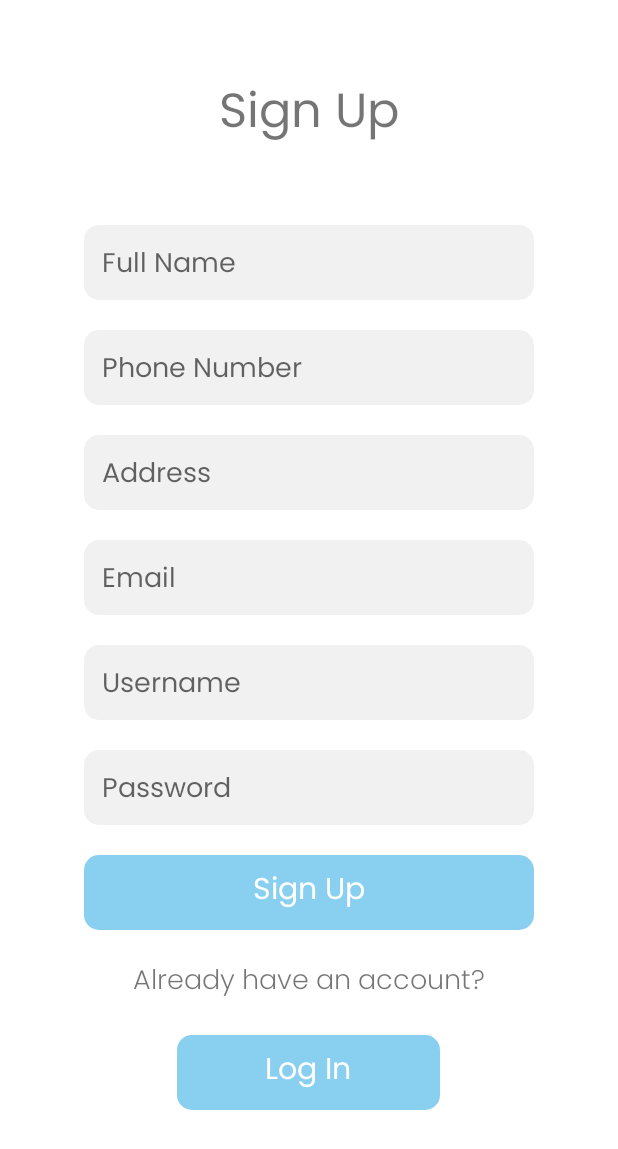
After one commit to JamilAwada/HandMeDown, an Android app: the SignUpActivity screen opened directly, with no data from a screen before it, on a phone screen of 412 x 824 dp. The commit adds this screen. Shown: the top 1149 px of the screen. Run offline under Robolectric (Android 15) with nearby library versions, the phone set to English and light mode, and no system bars.

Commit message:
added sign up page

```diff
--- a/app/src/main/AndroidManifest.xml
+++ b/app/src/main/AndroidManifest.xml
@@ -9,6 +9,9 @@
         android:roundIcon="@mipmap/ic_launcher_round"
         android:supportsRtl="true"
         android:theme="@style/Theme.HandMeDown">
+        <activity
+            android:name=".SignUpActivity"
+            android:exported="false" />
         <activity
             android:name=".LoginActivity"
             android:exported="false" />
--- a/app/src/main/java/com/jamdev/handmedown/MainActivity.java
+++ b/app/src/main/java/com/jamdev/handmedown/MainActivity.java
@@ -35,7 +35,7 @@ public class MainActivity extends AppCompatActivity {
         binding = ActivityMainBinding.inflate(getLayoutInflater());
         setContentView(binding.getRoot());
 
-        // Switch between fragments
+        // Takes item id as param to identify the fragment that has been clicked
         binding.bottomNavigation.setOnItemSelectedListener(item -> {
             switch (item.getItemId()){
                 case R.id.nav_home:
--- /dev/null
+++ b/app/src/main/java/com/jamdev/handmedown/SignUpActivity.java
@@ -0,0 +1,24 @@
+package com.jamdev.handmedown;
+
+import androidx.appcompat.app.AppCompatActivity;
+
+import android.content.Intent;
+import android.os.Bundle;
+import android.view.View;
+import android.view.Window;
+import android.view.WindowManager;
+
+public class SignUpActivity extends AppCompatActivity {
+
+    @Override
+    protected void onCreate(Bundle savedInstanceState) {
+        super.onCreate(savedInstanceState);
+        // These 3 lines hide the title and action bar
+        requestWindowFeature(Window.FEATURE_NO_TITLE);
+        this.getWindow().setFlags(WindowManager.LayoutParams.FLAG_FULLSCREEN, WindowManager.LayoutParams.FLAG_FULLSCREEN);
+        getSupportActionBar().hide();
+        setContentView(R.layout.activity_sign_up);
+    }
+
+
+}
--- /dev/null
+++ b/app/src/main/res/layout/activity_sign_up.xml
@@ -0,0 +1,225 @@
+<?xml version="1.0" encoding="utf-8"?>
+<RelativeLayout xmlns:android="http://schemas.android.com/apk/res/android"
+    xmlns:app="http://schemas.android.com/apk/res-auto"
+    xmlns:tools="http://schemas.android.com/tools"
+    android:layout_width="match_parent"
+    android:layout_height="match_parent"
+    tools:context=".Signup">
+
+    <TextView
+        android:id="@+id/tx_signup"
+        android:layout_width="wrap_content"
+        android:layout_height="wrap_content"
+        android:layout_centerHorizontal="true"
+        android:layout_marginTop="50dp"
+        android:fontFamily="@font/poppins_regular"
+        android:text="Sign Up"
+        android:textSize="32sp" />
+
+    <RelativeLayout
+        android:id="@+id/fullname_bar"
+        android:layout_width="300dp"
+        android:layout_height="50dp"
+        android:layout_centerHorizontal="true"
+        android:layout_marginTop="150dp"
+        android:background="@drawable/search_bg"
+        >
+
+
+        <EditText
+            android:id="@+id/fullname_input"
+            android:layout_width="match_parent"
+            android:layout_height="wrap_content"
+            android:layout_marginStart="10dp"
+            android:layout_marginTop="10dp"
+            android:background="@android:color/transparent"
+            android:fontFamily="@font/poppins_regular"
+            android:hint="Full Name"
+            android:textColor="@color/material_dynamic_neutral40"
+            tools:ignore="TouchTargetSizeCheck,TextContrastCheck" />
+
+    </RelativeLayout>
+
+    <RelativeLayout
+        android:id="@+id/phone_bar"
+        android:layout_width="300dp"
+        android:layout_height="50dp"
+        android:layout_centerHorizontal="true"
+        android:layout_marginTop="20dp"
+        android:background="@drawable/search_bg"
+        android:layout_below="@id/fullname_bar"
+        >
+
+
+        <EditText
+            android:id="@+id/phone_input"
+            android:layout_width="match_parent"
+            android:layout_height="wrap_content"
+            android:layout_marginStart="10dp"
+            android:layout_marginTop="10dp"
+            android:background="@android:color/transparent"
+            android:fontFamily="@font/poppins_regular"
+            android:hint="Phone Number"
+            android:textColor="@color/material_dynamic_neutral40"
+            tools:ignore="TouchTargetSizeCheck,TextContrastCheck" />
+
+    </RelativeLayout>
+
+    <RelativeLayout
+        android:id="@+id/address_bar"
+        android:layout_width="300dp"
+        android:layout_height="50dp"
+        android:layout_centerHorizontal="true"
+        android:layout_marginTop="20dp"
+        android:background="@drawable/search_bg"
+        android:layout_below="@id/phone_bar"
+        >
+
+
+        <EditText
+            android:id="@+id/address_input"
+            android:layout_width="match_parent"
+            android:layout_height="wrap_content"
+            android:layout_marginStart="10dp"
+            android:layout_marginTop="10dp"
+            android:background="@android:color/transparent"
+            android:fontFamily="@font/poppins_regular"
+            android:hint="Address"
+            android:textColor="@color/material_dynamic_neutral40"
+            tools:ignore="TouchTargetSizeCheck,TextContrastCheck" />
+
+    </RelativeLayout>
+
+    <RelativeLayout
+        android:id="@+id/username_bar"
+        android:layout_width="300dp"
+        android:layout_height="50dp"
+        android:layout_centerHorizontal="true"
+        android:layout_marginTop="20dp"
+        android:background="@drawable/search_bg"
+        android:layout_below="@id/address_bar"
+        >
+
+
+        <EditText
+            android:id="@+id/username_input"
+            android:layout_width="match_parent"
+            android:layout_height="wrap_content"
+            android:layout_marginStart="10dp"
+            android:layout_marginTop="10dp"
+            android:background="@android:color/transparent"
+            android:fontFamily="@font/poppins_regular"
+            android:hint="Email"
+            android:textColor="@color/material_dynamic_neutral40"
+            tools:ignore="TouchTargetSizeCheck,TextContrastCheck" />
+
+    </RelativeLayout>
+
+    <RelativeLayout
+        android:id="@+id/password_bar"
+        android:layout_width="300dp"
+        android:layout_height="50dp"
+        android:layout_centerHorizontal="true"
+        android:layout_marginTop="20dp"
+        android:background="@drawable/search_bg"
+        android:layout_below="@id/username_bar"
+        >
+
+
+        <EditText
+            android:id="@+id/password_input"
+            android:layout_width="match_parent"
+            android:layout_height="wrap_content"
+            android:layout_marginStart="10dp"
+            android:layout_marginTop="10dp"
+            android:background="@android:color/transparent"
+            android:fontFamily="@font/poppins_regular"
+            android:hint="@string/username"
+            android:textColor="@color/material_dynamic_neutral40"
+            tools:ignore="TouchTargetSizeCheck,TextContrastCheck" />
+
+
+
+    </RelativeLayout>
+
+    <RelativeLayout
+        android:id="@+id/email_bar"
+        android:layout_width="300dp"
+        android:layout_height="50dp"
+        android:layout_centerHorizontal="true"
+        android:layout_marginTop="20dp"
+        android:background="@drawable/search_bg"
+        android:layout_below="@id/password_bar"
+        >
+
+
+        <EditText
+            android:id="@+id/email_input"
+            android:layout_width="match_parent"
+            android:layout_height="wrap_content"
+            android:layout_marginStart="10dp"
+            android:layout_marginTop="10dp"
+            android:background="@android:color/transparent"
+            android:fontFamily="@font/poppins_regular"
+            android:hint="Password"
+            android:textColor="@color/material_dynamic_neutral40"
+            tools:ignore="TouchTargetSizeCheck,TextContrastCheck" />
+
+    </RelativeLayout>
+
+    <RelativeLayout
+        android:id="@+id/btn_signup"
+        android:layout_width="300dp"
+        android:layout_height="50dp"
+        android:layout_below="@id/password_bar"
+        android:layout_centerInParent="true"
+        android:layout_centerHorizontal="true"
+        android:layout_marginTop="90dp"
+        android:background="@drawable/login_signup_btn_bg">
+
+        <TextView
+            android:id="@+id/tx_btn_signup"
+            android:layout_width="wrap_content"
+            android:layout_height="wrap_content"
+            android:layout_centerInParent="true"
+            android:fontFamily="@font/poppins_regular"
+            android:text="Sign Up"
+            android:textColor="@color/white"
+            android:textSize="20sp" />
+    </RelativeLayout>
+
+    <TextView
+        android:id="@+id/tx_haveacc"
+        android:layout_width="wrap_content"
+        android:layout_height="wrap_content"
+        android:layout_below="@id/btn_signup"
+        android:layout_centerHorizontal="true"
+        android:layout_marginTop="20dp"
+        android:fontFamily="@font/poppins_light"
+        android:text="Already have an account?"
+        android:textSize="18sp" />
+
+    <RelativeLayout
+        android:id="@+id/btn_login"
+        android:layout_width="175dp"
+        android:layout_height="50dp"
+        android:layout_below="@id/tx_haveacc"
+        android:layout_centerInParent="true"
+        android:layout_marginTop="20dp"
+        android:background="@drawable/login_signup_btn_bg"
+        android:onClick="goToLogIn">
+
+        <TextView
+            android:id="@+id/tx_btn_login"
+            android:layout_width="wrap_content"
+            android:layout_height="wrap_content"
+            android:layout_centerInParent="true"
+            android:fontFamily="@font/poppins_regular"
+            android:text="Log In"
+            android:textColor="@color/white"
+            android:textSize="20sp" />
+    </RelativeLayout>
+
+
+
+</RelativeLayout>
```
